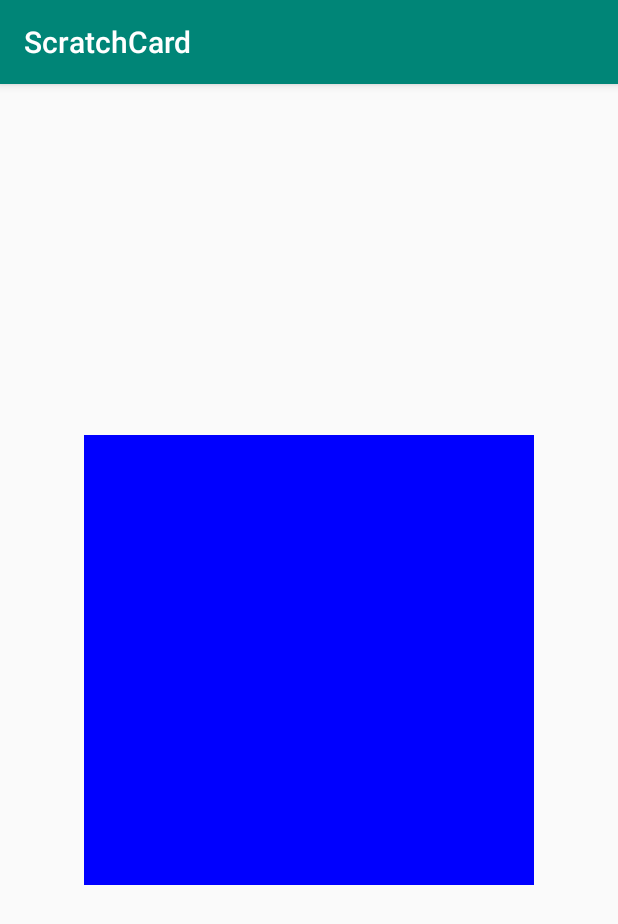
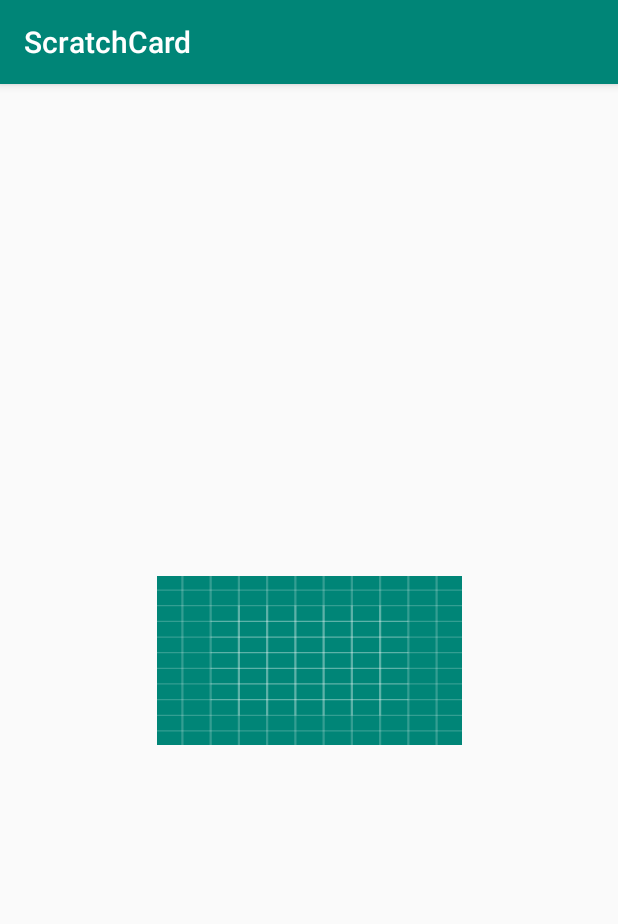
Before and after one commit to nikhil2297/ScratchCardPlus, an Android app: the screen it shows after launch (MainActivity), on a phone screen of 412 x 824 dp. Shown: the top 924 px of the screen. Run offline under Robolectric (Android 15) with nearby library versions, the phone set to English and light mode, and no system bars; 1 statement that could not run was skipped.

```diff
--- a/app/src/main/java/com/scratchcard/ScratchLayout.java
+++ b/app/src/main/java/com/scratchcard/ScratchLayout.java
@@ -1,6 +1,7 @@
 package com.scratchcard;
 
 import android.content.Context;
+import android.content.res.TypedArray;
 import android.graphics.Bitmap;
 import android.graphics.Canvas;
 import android.graphics.Color;
@@ -8,14 +9,21 @@ import android.graphics.Paint;
 import android.graphics.Path;
 import android.graphics.PorterDuff;
 import android.graphics.PorterDuffXfermode;
+import android.graphics.Rect;
+import android.graphics.drawable.Drawable;
 import android.os.AsyncTask;
+import android.os.Build;
 import android.util.AttributeSet;
 import android.util.Log;
 import android.view.MotionEvent;
 
+import androidx.annotation.RequiresApi;
 import androidx.constraintlayout.widget.ConstraintLayout;
 
 public class ScratchLayout extends ConstraintLayout {
+    private static final int SCRATCH_TYPE_COLOR = 1;
+    private static final int SCRATCH_TYPE_DRAWABLE = 2;
+
     private Bitmap bitmap;
 
     private Paint erasePaint;
@@ -30,31 +38,79 @@ public class ScratchLayout extends ConstraintLayout {
 
     private int checkCount;
 
+    private Context context;
+
     private int[] pixels;
+
+    //ScratchCard Layout Attr
+    private int scratchRef;
+    private int scratchType;
+    private int eraseStrokeWidth;
+    private int revealPercent;
+
+    //ScratchCard Layout Default Attr
+    private int defScratchRef = Color.BLUE;
+    private int defScratchType = SCRATCH_TYPE_COLOR;
+    private int defEraseStrokeWidth = 40;
+    private int defRevealPercent = 40;
 
     private CustomListener customListener;
 
     public ScratchLayout(Context context) {
         super(context);
-        setWillNotDraw(false);
+
+        this.context = context;
+
+        init(null);
     }
 
     public ScratchLayout(Context context, AttributeSet attrs) {
         super(context, attrs);
-        setWillNotDraw(false);
+
+        this.context = context;
+
+        init(attrs);
     }
 
     public ScratchLayout(Context context, AttributeSet attrs, int defStyleAttr) {
         super(context, attrs, defStyleAttr);
-        setWillNotDraw(false);
+
+        this.context = context;
+
+        init(attrs);
+
     }
 
+    private void init(AttributeSet set){
+        setWillNotDraw(false);
+
+        if (set != null) {
+            TypedArray ta = context.obtainStyledAttributes(set, R.styleable.ScratchLayout);
+            scratchType = ta.getInt(R.styleable.ScratchLayout_scratch_type, defScratchType);
+
+            if (scratchType == SCRATCH_TYPE_COLOR){
+                scratchRef = ta.getColor(R.styleable.ScratchLayout_scratch_on, defScratchRef);
+            }else if (scratchType == SCRATCH_TYPE_DRAWABLE){
+                scratchRef = ta.getResourceId(R.styleable.ScratchLayout_scratch_on, defScratchRef);
+            }
+
+            eraseStrokeWidth = ta.getInt(R.styleable.ScratchLayout_erase_stroke_width, defEraseStrokeWidth);
+            revealPercent = ta.getInt(R.styleable.ScratchLayout_reveal_percent, defRevealPercent);
+
+            ta.recycle();
+        }
+    }
+
+    @RequiresApi(api = Build.VERSION_CODES.KITKAT)
     @Override
     public void onDrawForeground(Canvas canvas) {
+       // secondCanvas.setBitmap();
         canvas.drawBitmap(bitmap, 0, 0, outerPaint);
+
         super.onDrawForeground(canvas);
     }
 
+    @RequiresApi(api = Build.VERSION_CODES.KITKAT)
     @Override
     protected void onSizeChanged(int w, int h, int oldw, int oldh) {
 
@@ -72,8 +128,19 @@ public class ScratchLayout extends ConstraintLayout {
         if (secondCanvas == null) {
             bitmap = Bitmap.createBitmap(w, h, Bitmap.Config.ARGB_8888);
             secondCanvas = new Canvas(bitmap);
-            secondCanvas.drawColor(Color.BLUE);
+
+            Rect rectBound = secondCanvas.getClipBounds();
+
+            if (scratchType == SCRATCH_TYPE_DRAWABLE){
+                Drawable customImage = getResources().getDrawable(scratchRef);
+                customImage.setBounds(rectBound);
+                customImage.draw(secondCanvas);
+            }else if (scratchType == SCRATCH_TYPE_COLOR){
+                secondCanvas.drawColor(scratchRef);
+            }
         }
+
+
 
         if (drawnPath == null) {
             drawnPath = new Path();
@@ -157,7 +224,7 @@ public class ScratchLayout extends ConstraintLayout {
 
                 float percent = (((float) transparentTotal) / ((area))) * 100;
                 Log.d("CustomLayout : ", String.valueOf(percent));
-                if (percent >= 40) {
+                if (percent >= revealPercent) {
                     bitmap.eraseColor(Color.TRANSPARENT);
                     secondCanvas.drawColor(Color.TRANSPARENT);
 
--- a/app/src/main/res/layout/activity_main.xml
+++ b/app/src/main/res/layout/activity_main.xml
@@ -7,8 +7,12 @@
     tools:context=".MainActivity">
 
     <com.scratchcard.ScratchLayout
-        android:layout_width="300dp"
-        android:layout_height="300dp"
+        android:layout_width="wrap_content"
+        android:layout_height="wrap_content"
+        app:scratch_on="@drawable/ic_launcher_background"
+        app:scratch_type="drawable"
+        app:erase_stroke_width="50"
+        app:reveal_percent="40"
         app:layout_constraintBottom_toBottomOf="parent"
         app:layout_constraintEnd_toEndOf="parent"
         app:layout_constraintStart_toStartOf="parent"
@@ -19,6 +23,7 @@
             android:layout_height="wrap_content"
             android:text="Am I visible"
             android:textSize="24sp"
+            android:padding="40dp"
             android:gravity="center"
             app:layout_constraintBottom_toBottomOf="parent"
             app:layout_constraintEnd_toEndOf="parent"
```
Also changed, not shown: app/src/main/res/values/attrs.xml (added, +12 -0 lines).
